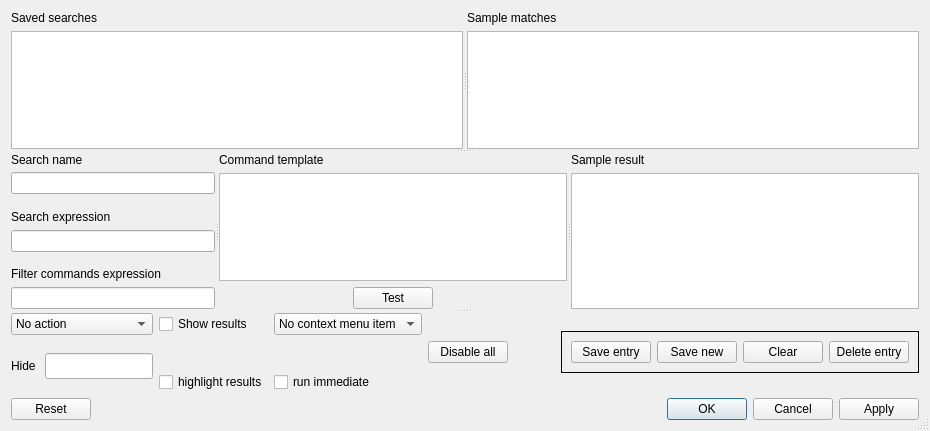
First picture: the form in lib/saved_searches_ui.ui, repository kg4ydw/noacli, before the edit.
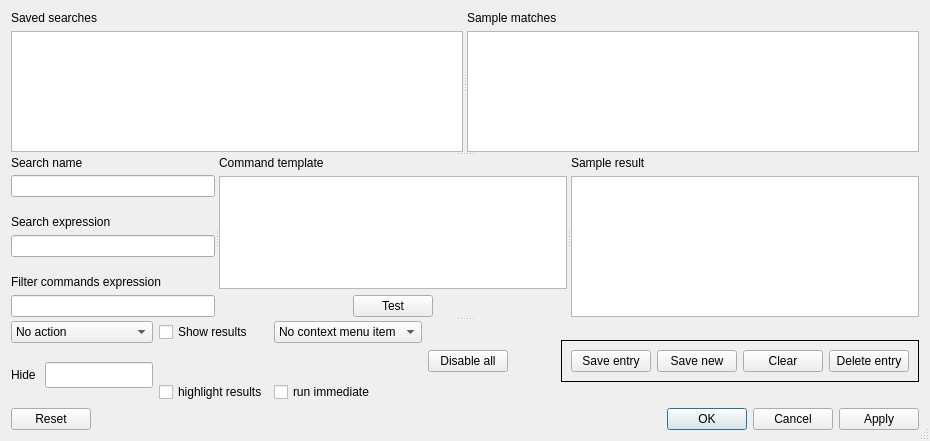
Second picture: the form after the edit.

Commit message:
add saved search editor to main window
rearrange settings menu slightly
make more table colums double clickable to resize

```diff
--- a/lib/saved_searches_ui.ui
+++ b/lib/saved_searches_ui.ui
@@ -7,7 +7,7 @@
     <x>0</x>
     <y>0</y>
     <width>930</width>
-    <height>431</height>
+    <height>441</height>
    </rect>
   </property>
   <property name="minimumSize">
```
Left out of the diff: 2 changed lines with no effect on the pictures. The commit also changes 5 other files.
